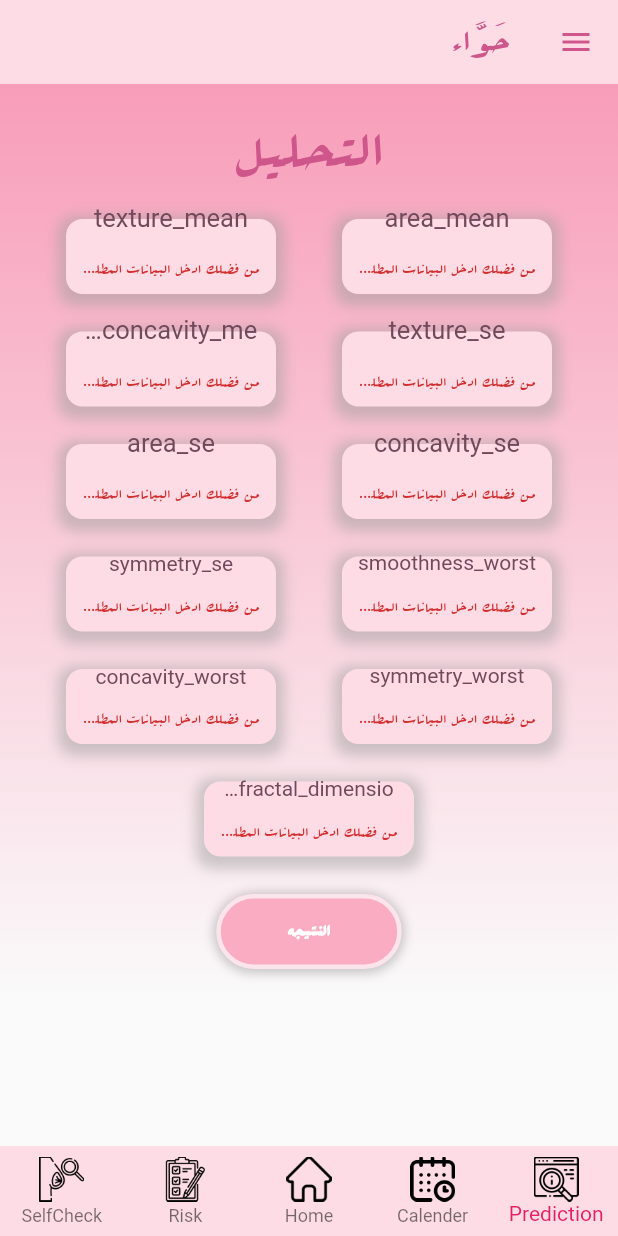
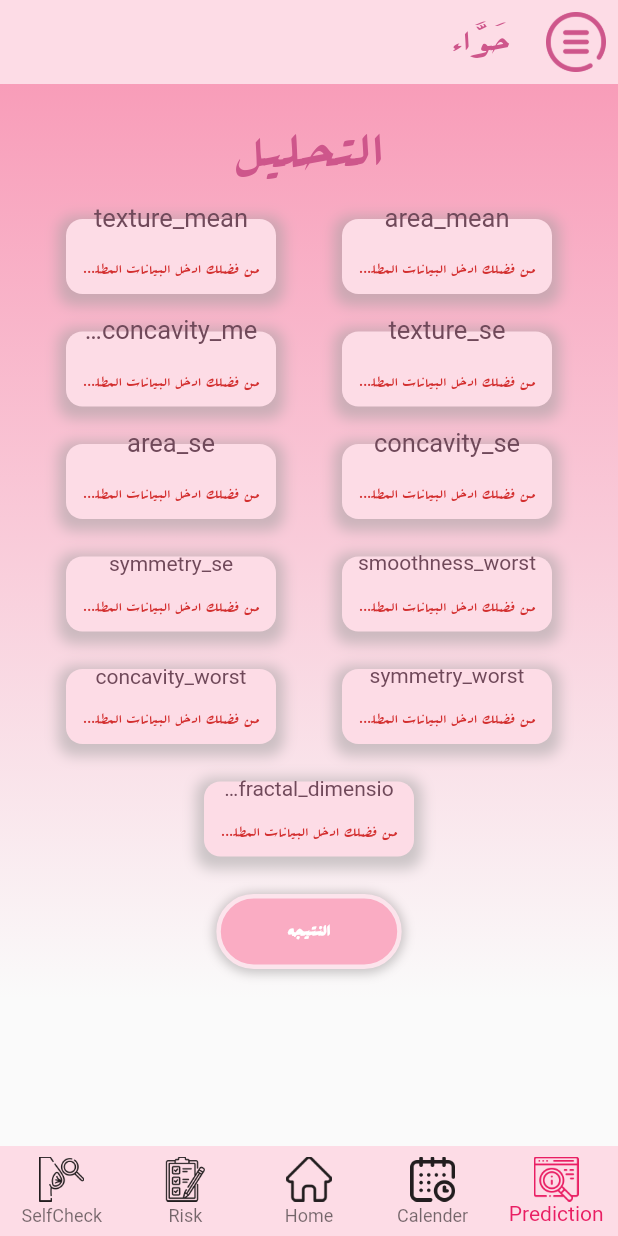
Before and after one commit to elsoudy222/Hawwah, a Flutter app: the HomeLayout screen opened directly, after a tap on "النتيجه", on a phone screen of 412 x 824 dp. Run offline on Flutter 3.47's test engine with Material 2 defaults, Android fonts, the phone set to English and light mode, and no system bars; our stand-ins replace bloc, dio, dropdown_button2, flutter_bloc, fluttertoast, hexcolor and 4 more; missing offline and left inert: splash_screen_view; accounts and stored records are empty.

Commit message:
drawer,pobScreen,selfCheck

```diff
--- a/lib/layout/cubit/home_cubit.dart
+++ b/lib/layout/cubit/home_cubit.dart
@@ -6,7 +6,6 @@ import 'package:hawwah/modules/home/home_screen.dart';
 import 'package:hawwah/modules/prediction/prediction_screen.dart';
 import 'package:hawwah/modules/riskCalculator/risk_calculator_screen.dart';
 import 'package:hawwah/shared/network/remote/dio_helper.dart';
-import 'package:stylish_bottom_bar/stylish_bottom_bar.dart';
 
 import '../../modules/selfCheck/self_check_screen.dart';
 
@@ -50,37 +49,68 @@ class HomeCubit extends Cubit<HomeStates> {
 
   List<BottomNavigationBarItem> bottomNavItems = const [
     BottomNavigationBarItem(
+      activeIcon: Image(
+        image: AssetImage("assets/icons/searching.png"),
+        height: 30.0,
+        color: Colors.pink,
+      ),
+
       icon: Image(
         image: AssetImage("assets/icons/searching.png"),
         height: 30.0,
+        color: Colors.black87,
       ),
       label: "Prediction",
     ),
     BottomNavigationBarItem(
+      activeIcon: Image(
+        image: AssetImage("assets/icons/calendar.png"),
+        height: 30.0,
+        color: Colors.pink,
+      ),
       icon: Image(
         image: AssetImage("assets/icons/calendar.png"),
         height: 30.0,
+        color: Colors.black87,
       ),
       label: "Calender",
     ),
     BottomNavigationBarItem(
+      activeIcon: Image(
+        image: AssetImage("assets/icons/home.png"),
+        height: 30.0,
+        color: Colors.pink,
+      ),
       icon: Image(
         image: AssetImage("assets/icons/home.png"),
         height: 30.0,
+        color: Colors.black87,
       ),
       label: "Home",
     ),
     BottomNavigationBarItem(
+      activeIcon: Image(
+        image: AssetImage("assets/icons/checklist.png"),
+        height: 30.0,
+        color: Colors.pink,
+      ),
       icon: Image(
         image: AssetImage("assets/icons/checklist.png"),
         height: 30.0,
+        color: Colors.black87,
       ),
       label: "Risk",
     ),
     BottomNavigationBarItem(
+      activeIcon: Image(
+        image: AssetImage("assets/icons/breast.png"),
+        height: 30.0,
+        color: Colors.pink,
+      ),
       icon: Image(
         image: AssetImage("assets/icons/breast.png"),
         height: 30.0,
+        color: Colors.black87,
       ),
       label: "SelfCheck",
     ),
--- a/lib/layout/home_layout.dart
+++ b/lib/layout/home_layout.dart
@@ -8,7 +8,8 @@ import '../modules/profile/profile_screen.dart';
 import '../modules/report/report_screen.dart';
 import 'cubit/home_cubit.dart';
 class HomeLayout extends StatelessWidget {
-   const HomeLayout({Key? key}) : super(key: key);
+    HomeLayout({Key? key}) : super(key: key);
+  // GlobalKey<CurvedNavigationBarState> _bottomNavigationKey = GlobalKey();
 
 
   @override
@@ -24,8 +25,18 @@ class HomeLayout extends StatelessWidget {
           return Scaffold(
             appBar: AppBar(
               title: const Text('حَوَّاء '),
-              backgroundColor: secondaryColor,
+              backgroundColor: secondaryColor ,
               elevation: 0,
+              leading: Builder(
+                  builder:(context)=> IconButton(
+                      onPressed: (){
+                        Scaffold.of(context).openDrawer();
+                      },
+                      icon: Image(
+                        image: AssetImage("assets/images/drawer.png",),
+
+                      ),
+                  ), ),
             ),
             body: cubit.screens[cubit.currentIndex],
             // bottomNavigationBar: StylishBottomBar(
@@ -39,6 +50,8 @@ class HomeLayout extends StatelessWidget {
             //   barAnimation: BarAnimation.blink,
             //
             // ),
+
+
             bottomNavigationBar: BottomNavigationBar(
               elevation: 0,
               backgroundColor: secondaryColor,
@@ -48,7 +61,9 @@ class HomeLayout extends StatelessWidget {
                 cubit.changeBottomNavBar(index);
               },
             ),
-            drawer: Drawer(
+            drawer: Container(
+              color: Colors.black,
+              child: Drawer(
                 backgroundColor: secondaryColor,
                 child: SingleChildScrollView(
                   child: Container(
@@ -74,6 +89,7 @@ class HomeLayout extends StatelessWidget {
                   ),
                 ),
               ),
+            ),
           );
         },
       ),
@@ -87,7 +103,7 @@ class drawerHeader extends StatelessWidget {
   @override
   Widget build(BuildContext context) {
     return Container(
-      // color: primaryColor,
+
       width: double.infinity,
       height: 250,
       padding: const EdgeInsets.only(top: 30.0),
@@ -100,10 +116,13 @@ class drawerHeader extends StatelessWidget {
             },
             child: Container(
               margin: const EdgeInsets.only(bottom: 10),
-              height: 90.0,
-              decoration: const BoxDecoration(
+              height: 100.0,
+              decoration:  BoxDecoration(
+                color: Colors.white,
+                border: Border.all(color: thirdColor),
                 shape: BoxShape.circle,
                 image: DecorationImage(
+
                   image: AssetImage("assets/icons/profile_pic.png"),
                 )
               ),
--- a/lib/main.dart
+++ b/lib/main.dart
@@ -2,6 +2,7 @@ import 'package:flutter/material.dart';
 import 'package:flutter_bloc/flutter_bloc.dart';
 import 'package:flutter_localizations/flutter_localizations.dart';
 import 'package:hawwah/layout/cubit/home_cubit.dart';
+import 'package:hawwah/layout/home_layout.dart';
 import 'package:hawwah/modules/login/login_screen.dart';
 import 'package:hawwah/modules/onBoarding/on_boarding_screen.dart';
 import 'package:hawwah/modules/splash/splash_screen.dart';
@@ -18,6 +19,7 @@ void main() async {
   // don't remove this code
   // don't remove this code
   // don't remove this code
+
   WidgetsFlutterBinding.ensureInitialized();
   Bloc.observer = MyBlocObserver();
   DioHelper.init();
@@ -34,16 +36,16 @@ void main() async {
     );
   }
   runApp(MyApp(
-    startWidget: widget,
+   startWidget: widget,
   ));
 }
 
 class MyApp extends StatelessWidget {
   final Widget? startWidget;
 
-  MyApp({
+  const MyApp({Key? key,
     this.startWidget,
-  });
+  }) : super(key: key);
 
   @override
   Widget build(BuildContext context) {
@@ -65,7 +67,7 @@ class MyApp extends StatelessWidget {
             supportedLocales: const [
               Locale('ar', 'AE'),
             ],
-            home: startWidget!,
+            home: HomeLayout(),
           );
         },
       ),
--- a/lib/modules/riskCalculator/risk_result_screen.dart
+++ b/lib/modules/riskCalculator/risk_result_screen.dart
@@ -70,7 +70,7 @@ class _RiskResultScreenState extends State<RiskResultScreen> {
                       )),
                 ),
                 onTap: () {
-                  navigateToAndFinish(context, const HomeLayout());
+                  navigateToAndFinish(context,  HomeLayout());
                 },
               ),
             )
--- a/lib/shared/network/remote/dio_helper.dart
+++ b/lib/shared/network/remote/dio_helper.dart
@@ -8,7 +8,7 @@ class DioHelper {
   static init() {
     dio = Dio(
       BaseOptions(
-        baseUrl: 'https://riskcalculator-app.herokuapp.com/',
+        baseUrl: 'http://127.0.0.1:8000/auth/',
         receiveDataWhenStatusError: true,
       ),
     );
```
Also changed, not shown: lib/models/login_model.dart (added, +62 -0 lines), lib/modules/login/cubit/login_cubit.dart (+23 -1 lines), lib/modules/login/cubit/login_states.dart (+8 -1 lines), lib/modules/selfCheck/self_check_steps.dart (+51 -3 lines), lib/modules/signUp/cubit/signup_cubit.dart (+28 -0 lines), lib/modules/signUp/cubit/signup_states.dart (+6 -1 lines), assets/images/selfCheck/second_step2.png, pubspec.lock. Lines whose indentation alone changed are shown as unchanged.
